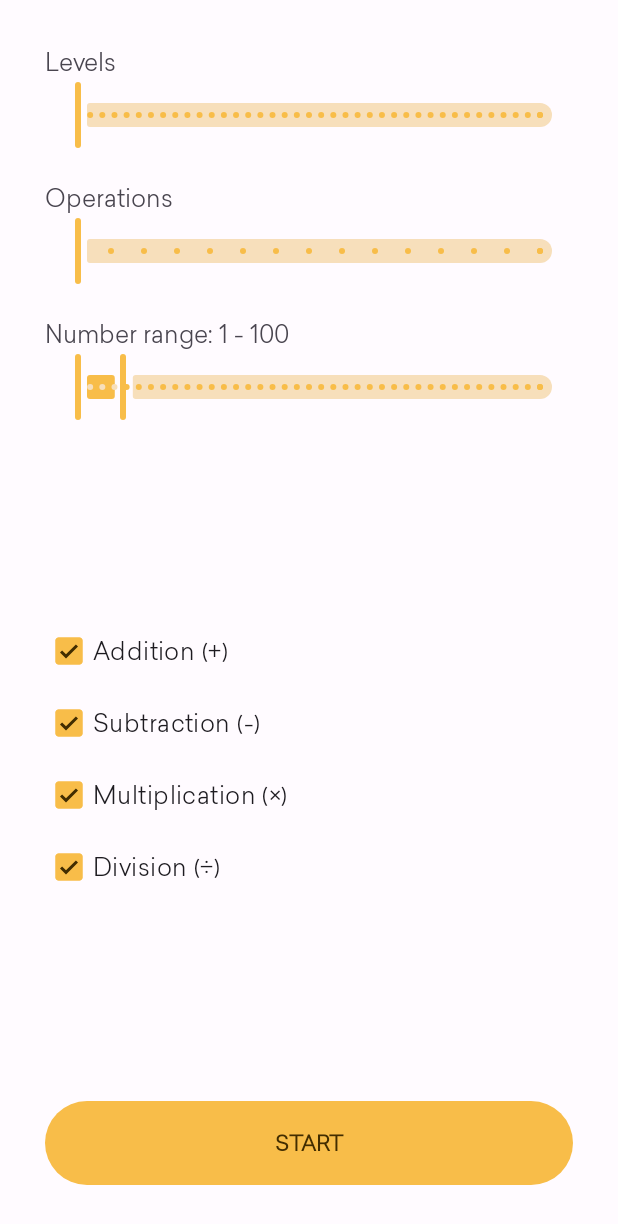
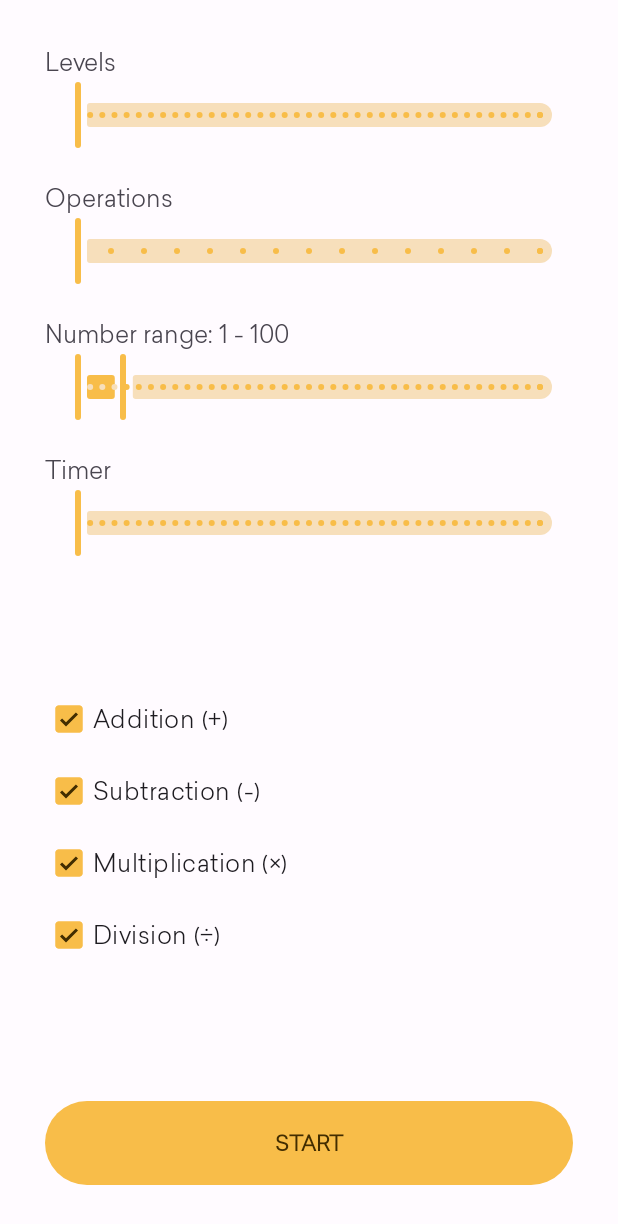
Before and after one commit to hexley21/ArithMathics, an Android app: the fragment CustomFragment placed in its activity, on a phone screen of 412 x 824 dp. Shown: the top 1224 px of the screen. Run offline under Robolectric (Android 15) with nearby library versions, the phone set to English and light mode, and no system bars; our stand-ins replace Dagger/Hilt's generated code; network calls fail.

Commit message:
add timer slider to custom fragment

```diff
--- a/app/src/main/java/com/hxl/arithmagame/presentation/fragment/custom/CustomFragment.kt
+++ b/app/src/main/java/com/hxl/arithmagame/presentation/fragment/custom/CustomFragment.kt
@@ -11,6 +11,7 @@ import com.hxl.arithmagame.R
 import com.hxl.arithmagame.databinding.FragmentCustomBinding
 import com.hxl.arithmagame.presentation.activity.MainActivity
 import com.hxl.arithmagame.presentation.fragment.game.GameFragment
+import com.hxl.arithmagame.presentation.fragment.game_history.GameResultFormatter
 import com.hxl.domain.models.Custom
 import dagger.hilt.android.AndroidEntryPoint
 
@@ -40,6 +41,7 @@ class CustomFragment : Fragment() {
         val levelsSlider = binding.slLevels
         val operationsSlider = binding.slOperations
         val rangeSlider = binding.slRange
+        val timerSlider = binding.slTimer
 
         val txtLevels = binding.tvLevels.text
         levelsSlider.addOnChangeListener { _, value, _ ->
@@ -55,8 +57,17 @@ class CustomFragment : Fragment() {
                 "$txtRange: ${slider.values[0].toInt()} - ${slider.values[1].toInt()}"
         }
 
+        val txtTimer = binding.tvSlTimer.text
+        timerSlider.addOnChangeListener { slider, _, _ ->
+            binding.tvSlTimer.text =
+                "$txtTimer - ${GameResultFormatter.getTimerText(slider.value.toInt())}"
+        }
+
         levelsSlider.value = custom.levels.toFloat()
         operationsSlider.value = custom.operations.toFloat()
+        timerSlider.setLabelFormatter { value: Float ->
+            GameResultFormatter.getTimerText(value.toInt())
+        }
 
         val start = custom.numberRange.first.toFloat()
         val end = custom.numberRange.last.toFloat()
--- a/app/src/main/res/layout/fragment_custom.xml
+++ b/app/src/main/res/layout/fragment_custom.xml
@@ -72,6 +72,29 @@
         app:layout_constraintTop_toBottomOf="@+id/tv_range"
         app:layout_constraintVertical_chainStyle="packed" />
 
+    <TextView
+        android:id="@+id/tv_sl_timer"
+        android:layout_width="0dp"
+        android:layout_height="wrap_content"
+        android:layout_marginTop="20dp"
+        android:text="@string/timer"
+        android:textSize="16sp"
+        app:layout_constraintEnd_toEndOf="@+id/sl_range"
+        app:layout_constraintStart_toStartOf="@+id/sl_range"
+        app:layout_constraintTop_toBottomOf="@+id/sl_range" />
+
+    <com.google.android.material.slider.Slider
+        android:id="@+id/sl_timer"
+        android:layout_width="wrap_content"
+        android:layout_height="wrap_content"
+        android:stepSize="1.0"
+        android:valueFrom="1.0"
+        android:valueTo="10800.0"
+        app:layout_constraintEnd_toEndOf="parent"
+        app:layout_constraintStart_toStartOf="parent"
+        app:layout_constraintTop_toBottomOf="@+id/tv_sl_timer"
+        app:layout_constraintVertical_chainStyle="packed" />
+
     <CheckBox
         android:id="@+id/cb_op1"
         android:layout_width="0dp"
@@ -82,7 +105,7 @@
         app:layout_constraintEnd_toEndOf="parent"
         app:layout_constraintHorizontal_bias="0.5"
         app:layout_constraintStart_toStartOf="parent"
-        app:layout_constraintTop_toBottomOf="@+id/sl_range"
+        app:layout_constraintTop_toBottomOf="@+id/sl_timer"
         app:layout_constraintVertical_chainStyle="packed" />
 
     <CheckBox
--- a/app/src/main/res/layout/fragment_game.xml
+++ b/app/src/main/res/layout/fragment_game.xml
@@ -20,7 +20,7 @@
         android:layout_width="wrap_content"
         android:layout_height="wrap_content"
         android:layout_marginStart="20dp"
-        android:text="@string/timer"
+        android:text="@string/time_clock"
         app:layout_constraintBottom_toTopOf="@+id/game_pager"
         app:layout_constraintStart_toStartOf="parent"
         app:layout_constraintTop_toTopOf="@+id/btn_end" />
--- a/app/src/main/res/values/strings.xml
+++ b/app/src/main/res/values/strings.xml
@@ -53,7 +53,7 @@
     <string name="levels">Levels</string>
     <string name="operations">Operations</string>
     <string name="num_range">Number range</string>
-
+    <string name="timer">Timer</string>
     <string name="addition">Addition (+)</string>
     <string name="subtraction">Subtraction (-)</string>
     <string name="multiplication">Multiplication (×)</string>
@@ -69,7 +69,7 @@
     <!-- Non translatable -->
     <string name="question" translatable="false">question</string>
     <string name="position" translatable="false">position</string>
-    <string name="timer" translatable="false">00:00</string>
+    <string name="time_clock" translatable="false">00:00</string>
 
     <!-- Result -->
     <string name="correct">Correct</string>
```
Also changed, not shown: 1 other file.
